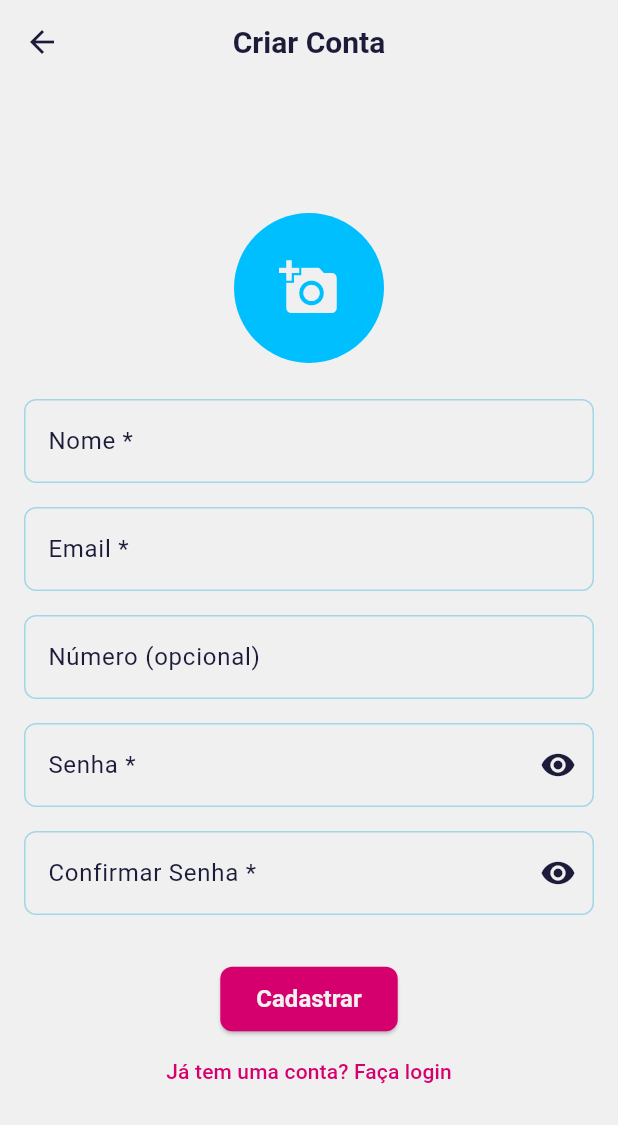
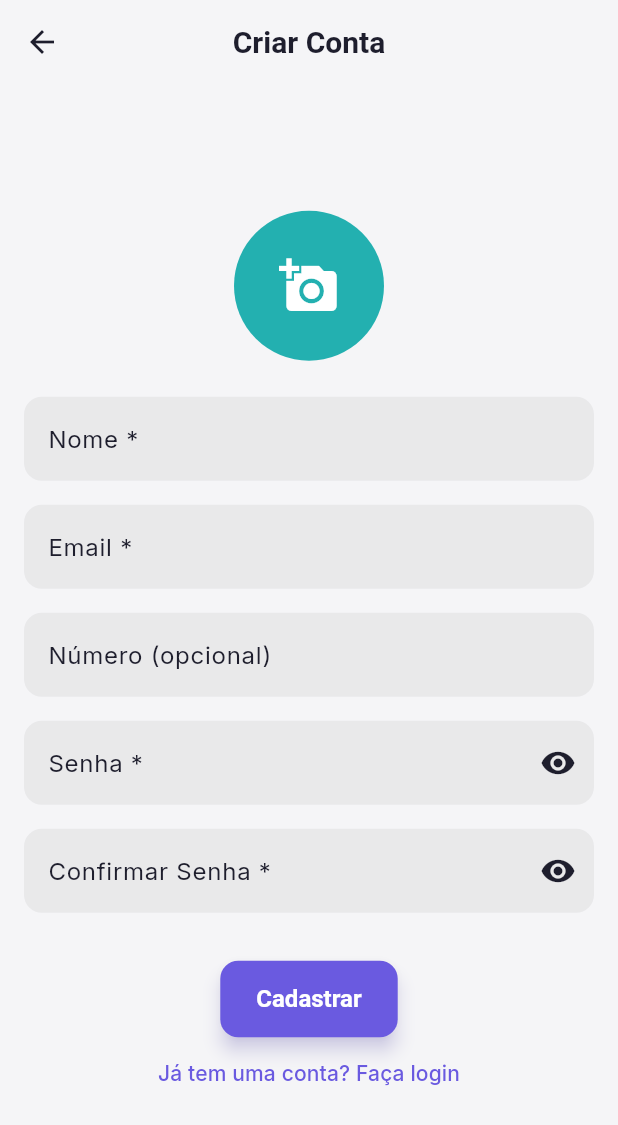
Before and after one commit to viniciusmecosta/KeyBudget, a Flutter app: the screen it shows after launch, after a tap on "Entrar", after a tap on "Não tem uma conta? Cadastre-se", on a phone screen of 412 x 824 dp. Shown: the top 1125 px of the screen. Run offline on Flutter 3.47's test engine with Material 3 defaults, Android fonts, the phone set to English and light mode, and no system bars; our stand-ins replace cloud_firestore, csv, file_picker, firebase_auth, firebase_core, fl_chart and 10 more; missing offline and left inert: encrypt, file_saver; accounts and stored records are empty.

Commit message:
feat: new theme

```diff
--- a/lib/app/config/app_theme.dart
+++ b/lib/app/config/app_theme.dart
@@ -1,133 +1,143 @@
 import 'package:flutter/material.dart';
+import 'package:google_fonts/google_fonts.dart';
 
 class AppTheme {
-  static const Color darkBlue = Color(0xFF1C1C3A);
-  static const Color pink = Color(0xFFD5006D);
-  static const Color blue = Color(0xFF00BFFF);
-  static const Color lightBlue = Color(0xFFA3D7E7);
-  static const Color offWhite = Color(0xFFF0F0F0);
+  static const Color primary = Color(0xFF6A5AE0);
+  static const Color primaryVariant = Color(0xFF8A7AF3);
+  static const Color secondary = Color(0xFF23B0B0);
+  static const Color background = Color(0xFFF5F5F7);
+  static const Color surface = Color(0xFFFFFFFF);
+  static const Color onSurface = Color(0xFF1E1E2D);
+  static const Color darkBackground = Color(0xFF12121E);
+  static const Color darkSurface = Color(0xFF1E1E2D);
+  static const Color onDarkSurface = Color(0xFFF5F5F7);
+  static const Color success = Color(0xFF28A745);
 
   static final ThemeData lightTheme = ThemeData(
     useMaterial3: true,
     brightness: Brightness.light,
-    scaffoldBackgroundColor: offWhite,
-    primaryColor: pink,
+    scaffoldBackgroundColor: background,
+    primaryColor: primary,
     colorScheme: const ColorScheme.light(
-      primary: pink,
-      onPrimary: offWhite,
-      secondary: blue,
-      onSecondary: offWhite,
-      surface: offWhite,
-      onSurface: darkBlue,
-      background: offWhite,
-      onBackground: darkBlue,
+      primary: primary,
+      onPrimary: Colors.white,
+      secondary: secondary,
+      onSecondary: Colors.white,
+      surface: surface,
+      onSurface: onSurface,
+      background: background,
+      onBackground: onSurface,
       error: Colors.redAccent,
-      onError: offWhite,
+      onError: Colors.white,
+      brightness: Brightness.light,
+    ).copyWith(
+      secondaryContainer: Colors.green,
+    ),
+    textTheme: GoogleFonts.interTextTheme(ThemeData.light().textTheme).copyWith(
+      headlineMedium: const TextStyle(
+          fontWeight: FontWeight.bold, color: onSurface, fontSize: 28),
+      bodyMedium: const TextStyle(color: onSurface, fontSize: 16),
     ),
     appBarTheme: const AppBarTheme(
-      backgroundColor: offWhite,
-      foregroundColor: darkBlue,
+      backgroundColor: Colors.transparent,
       elevation: 0,
       centerTitle: true,
+      iconTheme: IconThemeData(color: onSurface),
       titleTextStyle: TextStyle(
         fontSize: 20,
         fontWeight: FontWeight.w600,
-        color: darkBlue,
+        color: onSurface,
       ),
-    ),
-    textTheme: const TextTheme(
-      bodyLarge: TextStyle(color: darkBlue),
-      bodyMedium: TextStyle(color: darkBlue),
     ),
     elevatedButtonTheme: ElevatedButtonThemeData(
       style: ElevatedButton.styleFrom(
-        backgroundColor: pink,
-        foregroundColor: offWhite,
-        padding: const EdgeInsets.symmetric(horizontal: 24, vertical: 12),
-        shape: RoundedRectangleBorder(borderRadius: BorderRadius.circular(8)),
+        backgroundColor: primary,
+        foregroundColor: Colors.white,
+        padding: const EdgeInsets.symmetric(horizontal: 24, vertical: 16),
+        shape: RoundedRectangleBorder(borderRadius: BorderRadius.circular(12)),
         textStyle: const TextStyle(fontSize: 16, fontWeight: FontWeight.bold),
+        elevation: 5,
+        shadowColor: primary.withOpacity(0.4),
       ),
     ),
     inputDecorationTheme: InputDecorationTheme(
+      filled: true,
+      fillColor: Colors.black.withOpacity(0.05),
       border: OutlineInputBorder(
-        borderRadius: BorderRadius.circular(8),
-        borderSide: const BorderSide(color: lightBlue),
+        borderRadius: BorderRadius.circular(12),
+        borderSide: BorderSide.none,
       ),
-      enabledBorder: OutlineInputBorder(
-        borderRadius: BorderRadius.circular(8),
-        borderSide: const BorderSide(color: lightBlue),
+      labelStyle: const TextStyle(color: onSurface),
+    ),
+    cardTheme: CardThemeData(
+      elevation: 0,
+      shape: RoundedRectangleBorder(
+        borderRadius: BorderRadius.circular(16),
       ),
-      focusedBorder: OutlineInputBorder(
-        borderRadius: BorderRadius.circular(8),
-        borderSide: const BorderSide(color: pink, width: 2),
-      ),
-      labelStyle: const TextStyle(color: darkBlue),
-    ),
-    bottomNavigationBarTheme: const BottomNavigationBarThemeData(
-      selectedItemColor: pink,
-      unselectedItemColor: Colors.grey,
+      color: surface,
     ),
   );
 
   static final ThemeData darkTheme = ThemeData(
     useMaterial3: true,
     brightness: Brightness.dark,
-    scaffoldBackgroundColor: darkBlue,
-    primaryColor: pink,
+    scaffoldBackgroundColor: darkBackground,
+    primaryColor: primaryVariant,
     colorScheme: const ColorScheme.dark(
-      primary: pink,
-      onPrimary: offWhite,
-      secondary: blue,
-      onSecondary: offWhite,
-      surface: darkBlue,
-      onSurface: offWhite,
-      background: darkBlue,
-      onBackground: offWhite,
+      primary: primaryVariant,
+      onPrimary: onDarkSurface,
+      secondary: secondary,
+      onSecondary: onDarkSurface,
+      surface: darkSurface,
+      onSurface: onDarkSurface,
+      background: darkBackground,
+      onBackground: onDarkSurface,
       error: Colors.redAccent,
-      onError: offWhite,
+      onError: Colors.white,
+      brightness: Brightness.dark,
+    ).copyWith(secondaryContainer: success),
+    textTheme: GoogleFonts.interTextTheme(ThemeData.dark().textTheme).copyWith(
+      headlineMedium: const TextStyle(
+          fontWeight: FontWeight.bold, color: onDarkSurface, fontSize: 28),
+      bodyMedium: const TextStyle(color: onDarkSurface, fontSize: 16),
     ),
     appBarTheme: const AppBarTheme(
-      backgroundColor: darkBlue,
-      foregroundColor: offWhite,
+      backgroundColor: Colors.transparent,
       elevation: 0,
       centerTitle: true,
+      iconTheme: IconThemeData(color: onDarkSurface),
       titleTextStyle: TextStyle(
         fontSize: 20,
         fontWeight: FontWeight.w600,
-        color: offWhite,
+        color: onDarkSurface,
       ),
-    ),
-    textTheme: const TextTheme(
-      bodyLarge: TextStyle(color: offWhite),
-      bodyMedium: TextStyle(color: offWhite),
     ),
     elevatedButtonTheme: ElevatedButtonThemeData(
       style: ElevatedButton.styleFrom(
-        backgroundColor: pink,
-        foregroundColor: offWhite,
-        padding: const EdgeInsets.symmetric(horizontal: 24, vertical: 12),
-        shape: RoundedRectangleBorder(borderRadius: BorderRadius.circular(8)),
+        backgroundColor: primaryVariant,
+        foregroundColor: onDarkSurface,
+        padding: const EdgeInsets.symmetric(horizontal: 24, vertical: 16),
+        shape: RoundedRectangleBorder(borderRadius: BorderRadius.circular(12)),
         textStyle: const TextStyle(fontSize: 16, fontWeight: FontWeight.bold),
+        elevation: 5,
+        shadowColor: primaryVariant.withOpacity(0.4),
       ),
     ),
     inputDecorationTheme: InputDecorationTheme(
+      filled: true,
+      fillColor: Colors.white.withOpacity(0.08),
       border: OutlineInputBorder(
-        borderRadius: BorderRadius.circular(8),
-        borderSide: const BorderSide(color: lightBlue),
+        borderRadius: BorderRadius.circular(12),
+        borderSide: BorderSide.none,
       ),
-      enabledBorder: OutlineInputBorder(
-        borderRadius: BorderRadius.circular(8),
-        borderSide: const BorderSide(color: lightBlue),
+      labelStyle: const TextStyle(color: onDarkSurface),
+    ),
+    cardTheme: CardThemeData(
+      elevation: 0,
+      shape: RoundedRectangleBorder(
+        borderRadius: BorderRadius.circular(16),
       ),
-      focusedBorder: OutlineInputBorder(
-        borderRadius: BorderRadius.circular(8),
-        borderSide: const BorderSide(color: pink, width: 2),
-      ),
-      labelStyle: const TextStyle(color: offWhite),
-    ),
-    bottomNavigationBarTheme: const BottomNavigationBarThemeData(
-      selectedItemColor: pink,
-      unselectedItemColor: Colors.grey,
+      color: darkSurface,
     ),
   );
 }
--- a/lib/features/auth/view/login_screen.dart
+++ b/lib/features/auth/view/login_screen.dart
@@ -1,9 +1,9 @@
 import 'package:flutter/material.dart';
 import 'package:flutter_animate/flutter_animate.dart';
+import 'package:key_budget/app/config/app_theme.dart';
 import 'package:key_budget/features/auth/view/register_screen.dart';
 import 'package:key_budget/features/auth/viewmodel/auth_viewmodel.dart';
 import 'package:provider/provider.dart';
-import 'package:key_budget/app/config/app_theme.dart';
 
 class LoginScreen extends StatefulWidget {
   const LoginScreen({super.key});
@@ -74,36 +74,39 @@ class _LoginScreenState extends State<LoginScreen> {
     final theme = Theme.of(context);
 
     return Scaffold(
-      body: Center(
+      body: Container(
+        decoration: BoxDecoration(
+          gradient: LinearGradient(
+            begin: Alignment.topLeft,
+            end: Alignment.bottomRight,
+            colors: [
+              theme.colorScheme.background,
+              theme.primaryColor.withOpacity(0.2),
+            ],
+          ),
+        ),
+        child: Center(
           child: SingleChildScrollView(
             padding: const EdgeInsets.symmetric(horizontal: 24, vertical: 32),
             child: Column(
+              mainAxisAlignment: MainAxisAlignment.center,
               children: [
                 Text(
                   "KeyBudget",
                   style: theme.textTheme.headlineMedium?.copyWith(
-                  fontWeight: FontWeight.bold,
-                  color: AppTheme.pink,
+                    color: theme.primaryColor,
                   ),
-              ).animate().fadeIn(duration: 200.ms).slideY(begin: -0.4, end: 0),
+                ).animate().fadeIn(duration: 500.ms).slideY(begin: -0.5),
                 const SizedBox(height: 8),
                 Text(
-                "Gerencie seus gastos com segurança",
+                  "Gerencie suas finanças e senhas com segurança",
+                  textAlign: TextAlign.center,
                   style: theme.textTheme.bodyMedium?.copyWith(
                     color: theme.colorScheme.onSurface.withOpacity(0.7),
                   ),
-              ).animate().fadeIn(duration: 300.ms),
-              const SizedBox(height: 32),
-              Card(
-                elevation: 6,
-                shape: RoundedRectangleBorder(
-                  borderRadius: BorderRadius.circular(16),
-                ),
-                color: theme.colorScheme.surface,
-                child: Padding(
-                  padding:
-                      const EdgeInsets.symmetric(horizontal: 20, vertical: 28),
-                  child: Form(
+                ).animate().fadeIn(duration: 500.ms, delay: 200.ms),
+                const SizedBox(height: 48),
+                Form(
                   key: _formKey,
                   child: Column(
                     children: [
@@ -127,10 +130,17 @@ class _LoginScreenState extends State<LoginScreen> {
                           prefixIcon: Icon(Icons.lock_outline),
                         ),
                         obscureText: true,
-                          validator: (value) => (value == null || value.isEmpty)
+                        validator: (value) =>
+                        (value == null || value.isEmpty)
                             ? 'Insira sua senha'
                             : null,
                       ),
+                    ],
+                  ),
+                )
+                    .animate()
+                    .fadeIn(duration: 500.ms, delay: 400.ms)
+                    .slideX(begin: -0.5),
                 const SizedBox(height: 28),
                 Consumer<AuthViewModel>(
                   builder: (context, viewModel, child) {
@@ -153,30 +163,17 @@ class _LoginScreenState extends State<LoginScreen> {
                             icon: const Icon(
                               Icons.g_mobiledata,
                               size: 28,
-                                            color: AppTheme.pink,
                             ),
-                                          label:
-                                              const Text('Entrar com Google'),
-                                          style: OutlinedButton.styleFrom(
-                                            side: const BorderSide(
-                                                color: AppTheme.pink, width: 2),
-                                            shape: RoundedRectangleBorder(
-                                              borderRadius:
-                                                  BorderRadius.circular(8),
-                                            ),
-                                          ),
+                            label: const Text('Entrar com Google'),
                           ),
                         ),
                       ],
                     );
                   },
-                        ),
-                      ],
-                    ),
-                  ),
-                ),
-              ).animate().fadeIn(duration: 250.ms).scale(
-                  begin: const Offset(0.9, 0.9), end: const Offset(1.0, 1.0)),
+                )
+                    .animate()
+                    .fadeIn(duration: 500.ms, delay: 600.ms)
+                    .slideY(begin: 0.5),
                 const SizedBox(height: 20),
                 TextButton(
                   onPressed: () {
@@ -185,8 +182,12 @@ class _LoginScreenState extends State<LoginScreen> {
                     );
                   },
                   child: const Text("Não tem uma conta? Cadastre-se"),
-              ).animate().fadeIn(duration: 300.ms).slideY(begin: 0.3, end: 0),
+                )
+                    .animate()
+                    .fadeIn(duration: 500.ms, delay: 800.ms)
+                    .slideY(begin: 0.5),
               ],
+            ),
           ),
         ),
       ),
--- a/pubspec.yaml
+++ b/pubspec.yaml
@@ -34,6 +34,8 @@ dependencies:
   flutter_launcher_icons: ^0.14.4
   google_sign_in: ^6.1.6
   flutter_masked_text2: ^0.9.1
+  google_nav_bar: ^5.0.6
+  google_fonts: ^6.2.1
 
 dev_dependencies:
   flutter_test:
```
Also changed, not shown: lib/app/view/main_screen.dart (+39 -14 lines), lib/features/credentials/view/credentials_screen.dart (+12 -25 lines), lib/features/dashboard/view/dashboard_screen.dart (+119 -110 lines), lib/features/expenses/view/expenses_screen.dart (+22 -48 lines), pubspec.lock. Lines whose indentation alone changed are shown as unchanged.
